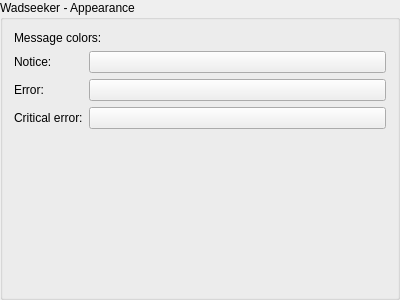
Before: the Qt Designer form src/core/gui/configuration/cfgwadseekerappearance.ui in Destroyerrrocket/doomseeker-unofficial, drawn with Qt 5.
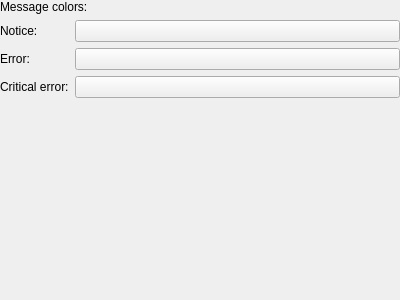
After: the same form once the commit is applied. Custom widgets are drawn as their Qt base class.

Commit message: - All configuration pages are now descendants of QWidget rather than QGroupBox. Configuration dialog is responsible for spawning the groupbox and inserting page within.

```diff
--- a/src/core/gui/configuration/cfgwadseekerappearance.ui
+++ b/src/core/gui/configuration/cfgwadseekerappearance.ui
@@ -1,7 +1,7 @@
 <?xml version="1.0" encoding="UTF-8"?>
 <ui version="4.0">
  <class>CFGWadseekerAppearance</class>
- <widget class="QGroupBox" name="CFGWadseekerAppearance">
+ <widget class="QWidget" name="CFGWadseekerAppearance">
   <property name="geometry">
    <rect>
     <x>0</x>
@@ -10,10 +10,10 @@
     <height>300</height>
    </rect>
   </property>
-  <property name="title">
-   <string>Wadseeker - Appearance</string>
-  </property>
   <layout class="QVBoxLayout" name="verticalLayout_2">
+   <property name="margin">
+    <number>0</number>
+   </property>
    <item>
     <layout class="QVBoxLayout" name="verticalLayout">
      <item>
```
The commit also changes 29 other files.
